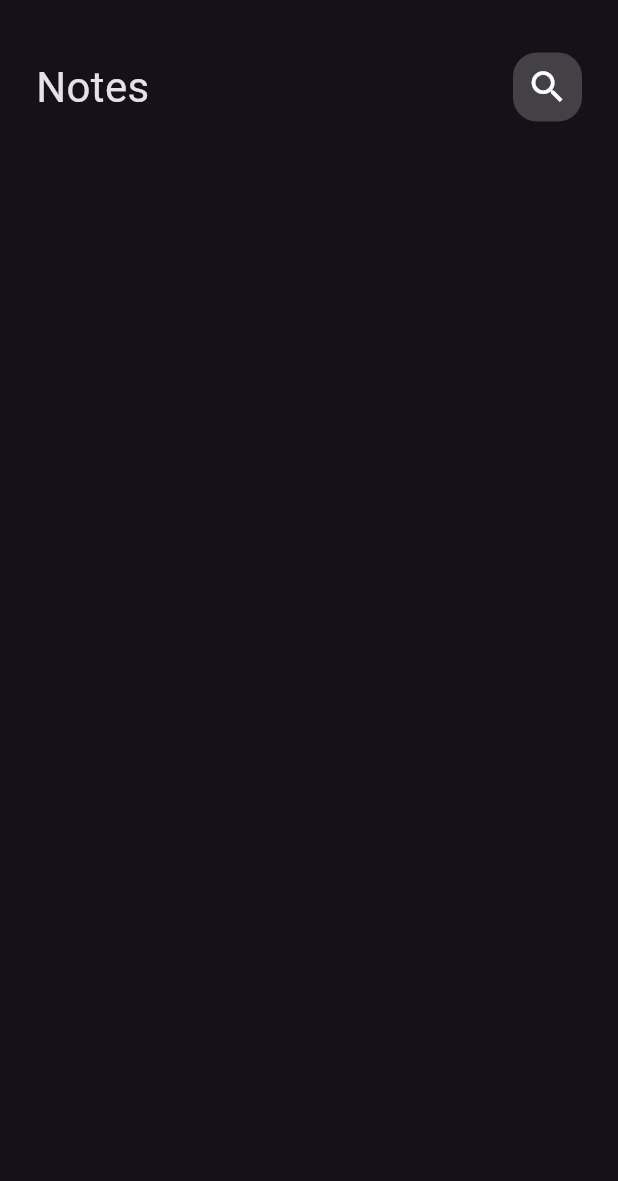
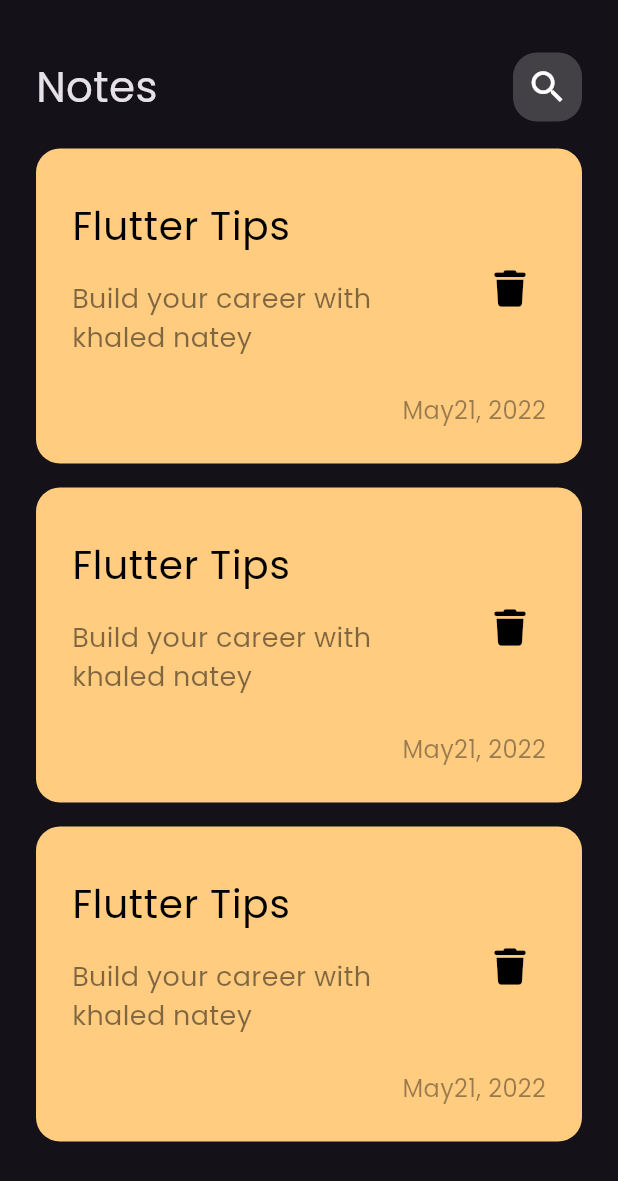
Before and after one commit to khaledNat3y/notes_app, a Flutter app: the screen it shows after launch, on a phone screen of 412 x 824 dp. Shown: the top 1181 px of the screen. Run offline on Flutter 3.47's test engine with Material 3 defaults, Android fonts, the phone set to English and light mode, and no system bars; our stand-ins replace font_awesome_flutter.

Commit message:
-Added custom note item. -Added Poppins Regular font to assets. -Added FontAwesome Icons package.

```diff
--- a/lib/main.dart
+++ b/lib/main.dart
@@ -12,7 +12,7 @@ class NotesApp extends StatelessWidget {
   Widget build(BuildContext context) {
     return  MaterialApp(
       debugShowCheckedModeBanner: false,
-      theme: ThemeData.dark(),
+      theme: ThemeData(brightness: Brightness.dark, fontFamily: "Poppins"),
       home: const NotesView(),
     );
   }
--- /dev/null
+++ b/lib/ui/widgets/custom_note_item.dart
@@ -0,0 +1,48 @@
+import 'package:flutter/material.dart';
+import 'package:font_awesome_flutter/font_awesome_flutter.dart';
+
+class NoteItem extends StatelessWidget {
+  const NoteItem({super.key});
+
+  @override
+  Widget build(BuildContext context) {
+    return Container(
+      padding: const EdgeInsets.only(top: 24, bottom: 24, left: 8),
+      margin: const EdgeInsets.symmetric(vertical: 8),
+      decoration: BoxDecoration(
+        color: const Color(0xffFFCC80),
+        borderRadius: BorderRadius.circular(16),
+      ),
+      child: Column(
+        crossAxisAlignment: CrossAxisAlignment.end,
+        children: [
+          ListTile(
+            title: const Text(
+              "Flutter Tips",
+              style: TextStyle(color: Colors.black, fontSize: 26),
+            ),
+            subtitle: Padding(
+              padding: const EdgeInsets.symmetric(vertical: 16),
+              child: Text(
+                "Build your career with khaled natey",
+                style: TextStyle(color: Colors.black.withOpacity(0.5) , fontSize: 18),
+              ),
+            ),
+            trailing: IconButton(
+              onPressed: () {},
+              icon: const Icon(
+                FontAwesomeIcons.trash,
+                size: 24,
+                color: Colors.black,
+              ),
+            ),
+          ),
+          Padding(
+            padding: const EdgeInsets.only(right: 24,),
+            child: Text("May21, 2022", style: TextStyle(color: Colors.black.withOpacity(0.4), fontSize: 16),),
+          ),
+        ],
+      ),
+    );
+  }
+}
--- a/lib/ui/widgets/notes_view_body.dart
+++ b/lib/ui/widgets/notes_view_body.dart
@@ -1,4 +1,6 @@
+import 'package:flutter/cupertino.dart';
 import 'package:flutter/material.dart';
+import 'package:notes_app/ui/widgets/custom_note_item.dart';
 
 import 'custom_app_bar.dart';
 
@@ -7,13 +9,22 @@ class NotesViewBody extends StatelessWidget {
 
   @override
   Widget build(BuildContext context) {
-    return const SafeArea(
+    return  SafeArea(
       child: Padding(
-        padding: EdgeInsets.symmetric(horizontal: 24,),
+        padding: const EdgeInsets.symmetric(horizontal: 24,),
         child: Column(
           children: [
-            SizedBox(height: 35),
-            CustomAppBar(),
+            const SizedBox(height: 35),
+            const CustomAppBar(),
+            const SizedBox(height: 10,),
+            Expanded(
+              child: ListView.builder(
+                itemCount: 3,
+                itemBuilder: (context, index) {
+                  return const NoteItem();
+                },
+              ),
+            ),
           ],
         ),
       ),
```
Also changed, not shown: pubspec.yaml (+6 -12 lines), assets/fonts/Poppins-Regular.ttf (added), pubspec.lock.
